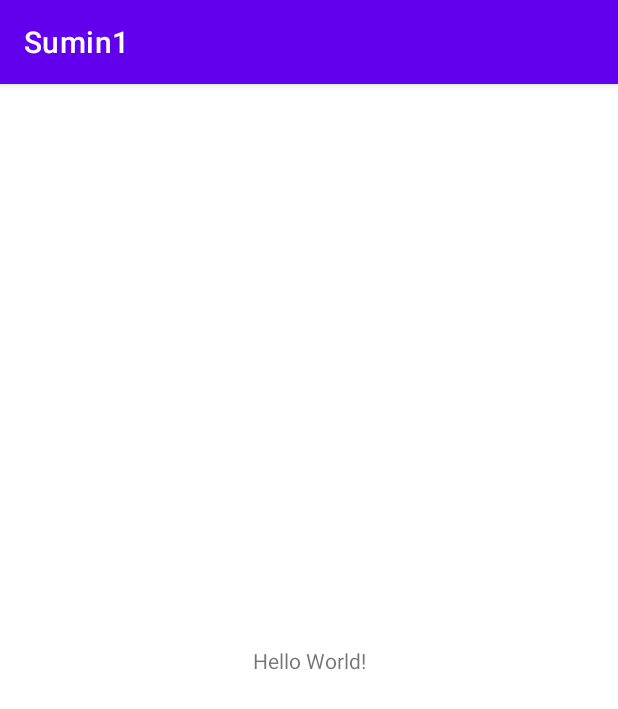
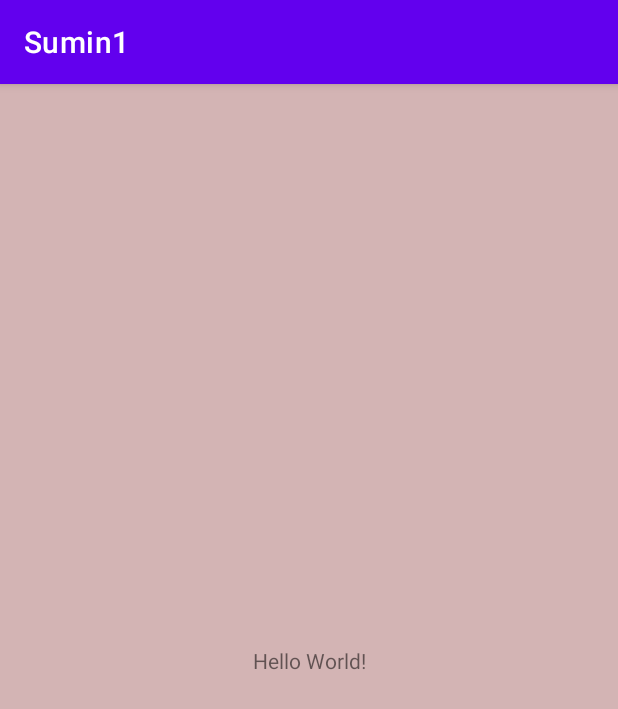
Before and after one commit to DenBatuY/Sumin1, an Android app: the screen it shows after launch (MainActivity), on a phone screen of 412 x 824 dp. Shown: the top 709 px of the screen. Run offline under Robolectric (Android 15) with nearby library versions, the phone set to English and light mode, and no system bars.

Commit message:
change background color

```diff
--- a/app/src/main/res/layout/activity_main.xml
+++ b/app/src/main/res/layout/activity_main.xml
@@ -4,6 +4,7 @@
     xmlns:tools="http://schemas.android.com/tools"
     android:layout_width="match_parent"
     android:layout_height="match_parent"
+    android:background="#D3B4B4"
     tools:context=".MainActivity">
 
     <TextView
```
